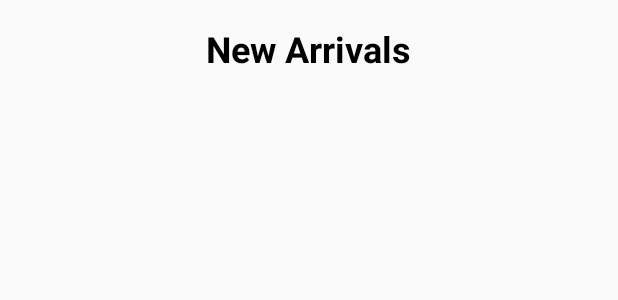
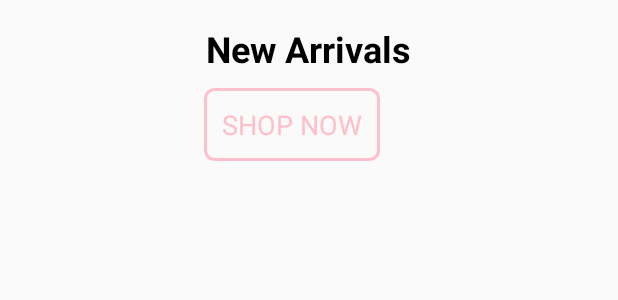
Before and after one commit to supekarsuraj/Book-My-Parking, an Android app built with Jetpack Compose: the layout product_grid.xml on its own in the app's theme, with its tools: preview values and no code run, on a phone screen of 412 x 824 dp. Shown: the top 300 px of the screen. Run offline under Robolectric (Android 15) with nearby library versions, the phone set to English and light mode, and no system bars.

Commit message:
add_Product
add_Product

```diff
--- /dev/null
+++ b/app/src/main/res/drawable/pinkbtn_border.xml
@@ -0,0 +1,9 @@
+<?xml version="1.0" encoding="utf-8"?>
+<shape xmlns:android="http://schemas.android.com/apk/res/android"
+    android:shape="rectangle">
+
+    <solid android:color="@android:color/transparent"/>
+    <stroke android:width="2dp" android:color="#FFC0CB"/>
+    <corners android:radius="6dp"/>
+
+</shape>
--- a/app/src/main/res/layout/item_product.xml
+++ b/app/src/main/res/layout/item_product.xml
@@ -10,8 +10,8 @@
 
     <ImageView
         android:id="@+id/imgProduct"
-        android:layout_width="120dp"
-        android:layout_height="120dp"
+        android:layout_width="170dp"
+        android:layout_height="180dp"
         android:scaleType="centerCrop"
         android:layout_gravity="center"/>
 
@@ -38,7 +38,7 @@
     <RatingBar
         android:id="@+id/ratingBar"
         android:layout_width="wrap_content"
-        android:layout_height="wrap_content"
+        android:layout_height="40dp"
         android:numStars="5"
         android:stepSize="0.5"
         android:rating="4.5"
--- a/app/src/main/res/layout/product_grid.xml
+++ b/app/src/main/res/layout/product_grid.xml
@@ -7,18 +7,32 @@
         android:id="@+id/tvNewArrivals"
         android:layout_width="wrap_content"
         android:layout_height="wrap_content"
+        android:layout_centerHorizontal="true"
+        android:layout_marginBottom="10dp"
         android:text="New Arrivals"
+        android:textColor="@android:color/black"
         android:textSize="24sp"
-        android:textColor="@android:color/black"
-        android:layout_centerHorizontal="true"
-        android:textStyle="bold"
-        android:layout_marginBottom="10dp"/>
+        android:textStyle="bold" />
+    <Button
+        android:id="@+id/shopNowBtn2"
+        android:layout_width="wrap_content"
+        android:layout_height="wrap_content"
+        android:layout_below="@id/tvNewArrivals"
+        android:background="@drawable/pinkbtn_border"
+        android:fontFamily="sans-serif"
+        android:padding="12dp"
+        android:text="SHOP NOW"
+        android:textAllCaps="true"
+        android:textColor="@color/baby_pink"
+        android:layout_marginLeft="120dp"
+        android:textSize="18sp" />
+
 
     <androidx.recyclerview.widget.RecyclerView
         android:id="@+id/recyclerViewProducts"
         android:layout_width="match_parent"
         android:layout_height="wrap_content"
-        android:layout_below="@id/tvNewArrivals"
+        android:layout_below="@id/shopNowBtn2"
         android:paddingTop="10dp"
         android:clipToPadding="false"
         android:overScrollMode="never"
--- a/app/src/main/res/values/colors.xml
+++ b/app/src/main/res/values/colors.xml
@@ -6,8 +6,10 @@
     <color name="teal_200">#FF03DAC5</color>
     <color name="teal_700">#FF018786</color>
     <color name="black">#FF000000</color>
+    <color name="baby_pink">#FFC0CB</color>
+    <color name="primary">#6200EE</color>
     <color name="white"></color>
-    <color name="primary">#6200EE</color>
+
 
 
 </resources>
```
Also changed, not shown: app/src/main/res/layout/home_page.xml (+20 -15 lines).
